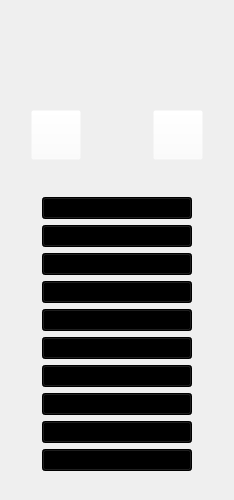
The window that playlistradio.ui (MaximTarutin/maxradio) describes before a commit, drawn with Qt 5.
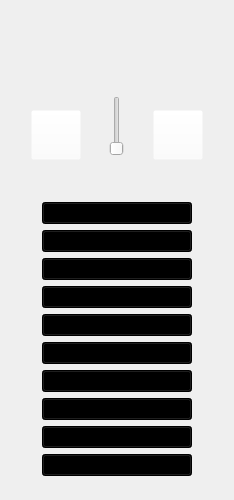
The same window after the commit. Icons and pictures are not drawn.

Commit message: Добавлен вертикальный слайдер, управляющий громкостью

The edit to the form file:
```diff
--- a/playlistradio.ui
+++ b/playlistradio.ui
@@ -187,6 +187,26 @@
          </property>
         </spacer>
        </item>
+       <item>
+        <widget class="QSlider" name="verticalSlider">
+         <property name="orientation">
+          <enum>Qt::Vertical</enum>
+         </property>
+        </widget>
+       </item>
+       <item>
+        <spacer name="horizontalSpacer_8">
+         <property name="orientation">
+          <enum>Qt::Horizontal</enum>
+         </property>
+         <property name="sizeHint" stdset="0">
+          <size>
+           <width>42</width>
+           <height>51</height>
+          </size>
+         </property>
+        </spacer>
+       </item>
        <item>
         <widget class="QPushButton" name="Button_stop">
          <property name="minimumSize">
```
The commit also changes 1 other file.
